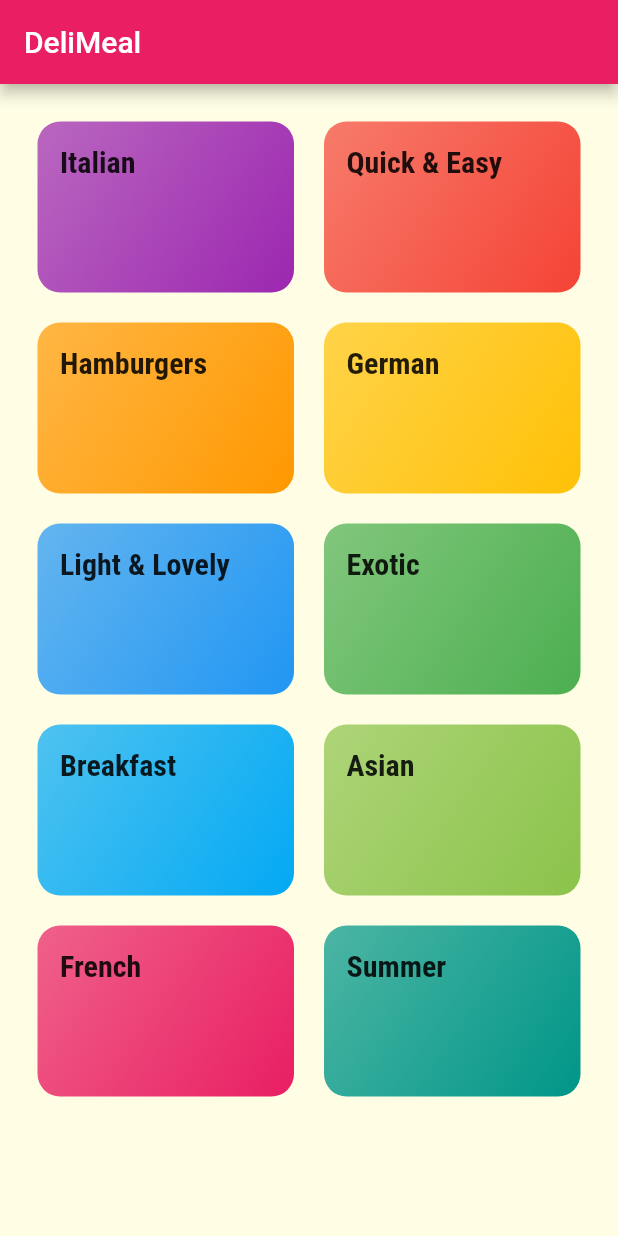
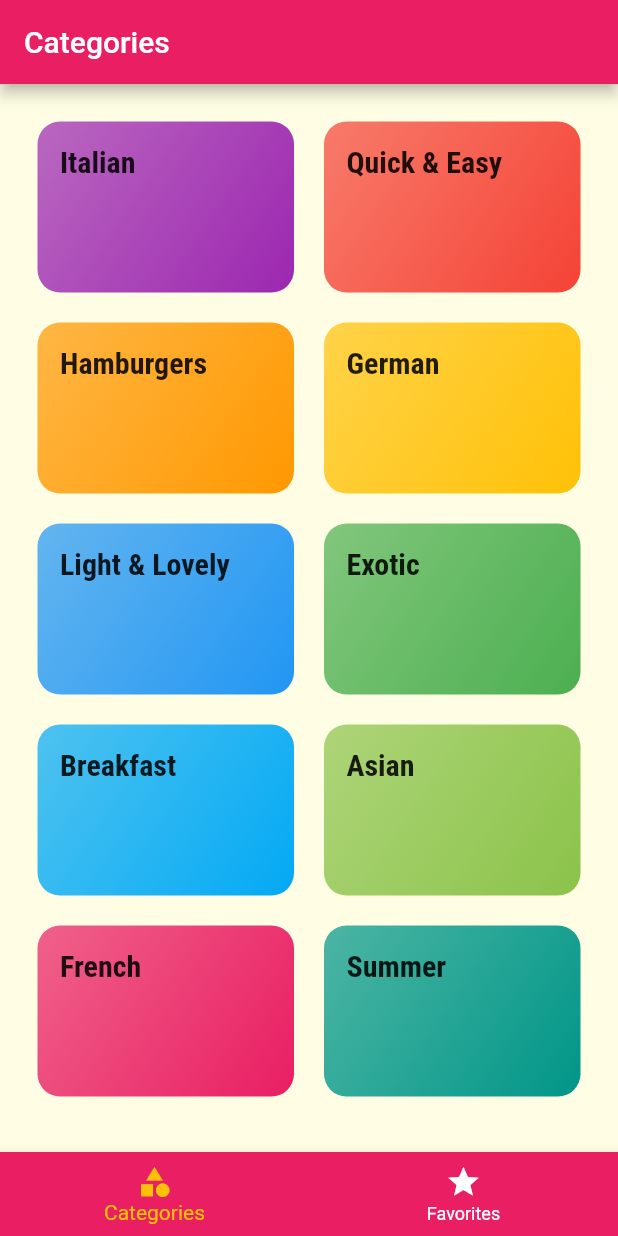
Before and after one commit to sekne18/MealsApp, a Flutter app: the screen it shows after launch, on a phone screen of 412 x 824 dp. Run offline on Flutter 3.47's test engine with Material 2 defaults, Android fonts, the phone set to English and light mode, and no system bars; Roboto replaces fonts that are missing (Railway).

```diff
--- a/lib/main.dart
+++ b/lib/main.dart
@@ -33,13 +33,15 @@ class MyApp extends StatelessWidget {
               ),
             ),
       ),
-      home: CategoriesScreen(),
+      // home: CategoriesScreen(),
+      initialRoute: '/', // default is '/'
       routes: {
         '/': (ctx) => TabsScreen(),
         CategoryMealsScreen.routeName: (ctx) => CategoryMealsScreen(),
         MealDetailScreen.routName: (ctx) => MealDetailScreen(),
       },
       onGenerateRoute: (settings) {
+        print(settings.arguments);
         // Get route of above was not found
         // return MaterialPageRoute(
         //   builder: (ctx) => CategoriesScreen(),
--- a/lib/screens/categories_screen.dart
+++ b/lib/screens/categories_screen.dart
@@ -5,11 +5,7 @@ import 'package:flutter_complete_guide/dummy_data.dart';
 class CategoriesScreen extends StatelessWidget {
   @override
   Widget build(BuildContext context) {
-    return Scaffold(
-      appBar: AppBar(
-        title: const Text('DeliMeal'),
-      ),
-      body: GridView(
+    return GridView(
       padding: const EdgeInsets.all(25),
       children: DUMMY_CATEGORIES
           .map((catData) => CategoryItem(
@@ -24,7 +20,6 @@ class CategoriesScreen extends StatelessWidget {
         crossAxisSpacing: 20,
         mainAxisSpacing: 20,
       ),
-      ),
     );
   }
 }
--- a/lib/screens/favorites_screen.dart
+++ b/lib/screens/favorites_screen.dart
@@ -4,7 +4,7 @@ class FavoritesScreen extends StatelessWidget {
   @override
   Widget build(BuildContext context) {
     return Center(
-      child: Text('The Ffavorites'),
+      child: Text('The Favorites'),
     );
   }
 }
--- a/lib/screens/tabs_screen.dart
+++ b/lib/screens/tabs_screen.dart
@@ -9,32 +9,50 @@ class TabsScreen extends StatefulWidget {
 }
 
 class _TabsScreenState extends State<TabsScreen> {
+  final List<Map<String, Object>> _pages = [
+    {
+      'page': CategoriesScreen(),
+      'title': 'Categories',
+    },
+    {
+      'page': FavoritesScreen(),
+      'title': 'Your Favorite',
+    },
+  ];
+  int _selectedPageIndex = 0;
+
+  void _selectPage(int index) {
+    setState(() {
+      _selectedPageIndex = index;
+    });
+  }
+
   @override
   Widget build(BuildContext context) {
-    return DefaultTabController(
-      length: 2,
-      child: Scaffold(
-        appBar: AppBar(
-          title: Text('Meals'),
-          bottom: TabBar(
-            tabs: <Widget>[
-              Tab(
-                icon: Icon(Icons.category),
-                text: 'Categories',
-              ),
-              Tab(
-                icon: Icon(Icons.star),
-                text: 'Favorites',
-              ),
-            ],
+    return Scaffold(
+      appBar: AppBar(
+        title: Text(_pages[_selectedPageIndex]['title']),
+      ),
+      body: _pages[_selectedPageIndex]['page'],
+      bottomNavigationBar: BottomNavigationBar(
+        onTap: _selectPage,
+        backgroundColor: Theme.of(context).primaryColor,
+        unselectedItemColor: Colors.white,
+        selectedItemColor: Theme.of(context).accentColor,
+        currentIndex: _selectedPageIndex,
+        // type: BottomNavigationBarType.fixed,
+        items: [
+          BottomNavigationBarItem(
+            backgroundColor: Theme.of(context).primaryColor,
+            icon: Icon(Icons.category),
+            title: Text('Categories'),
           ),
-        ),
-        body: TabBarView(
-          children: <Widget>[
-            CategoriesScreen(),
-            FavoritesScreen(),
-          ],
-        ),
+          BottomNavigationBarItem(
+            backgroundColor: Theme.of(context).primaryColor,
+            icon: Icon(Icons.star),
+            title: Text('Favorites'),
+          )
+        ],
       ),
     );
   }
```
Lines whose indentation alone changed are shown as unchanged.
